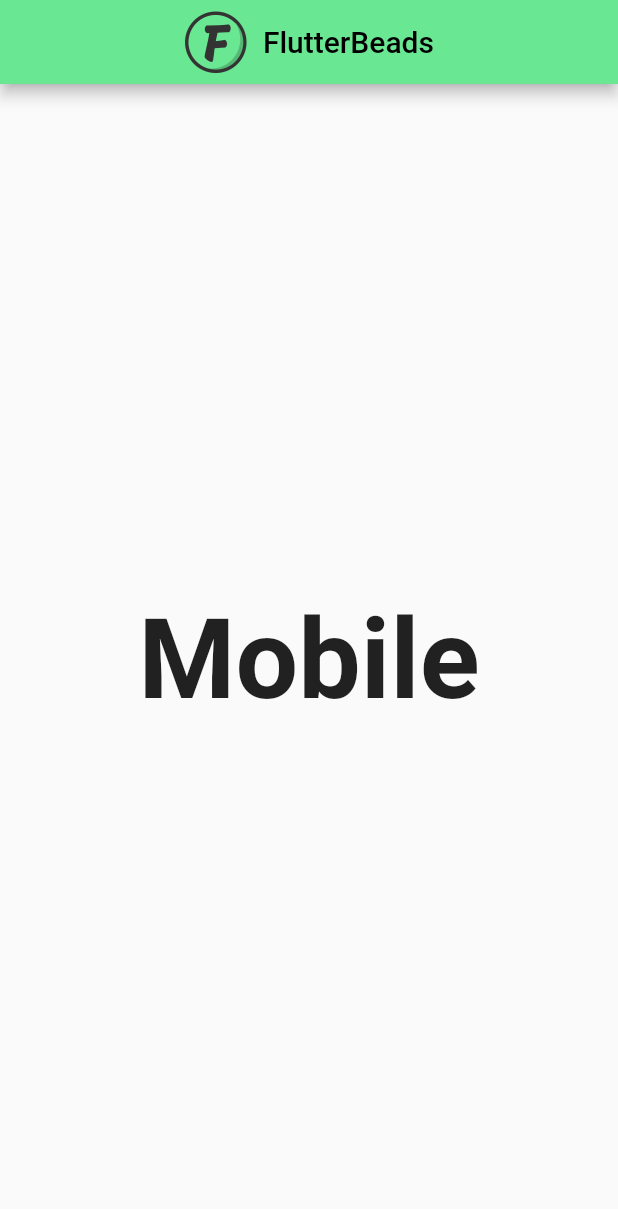
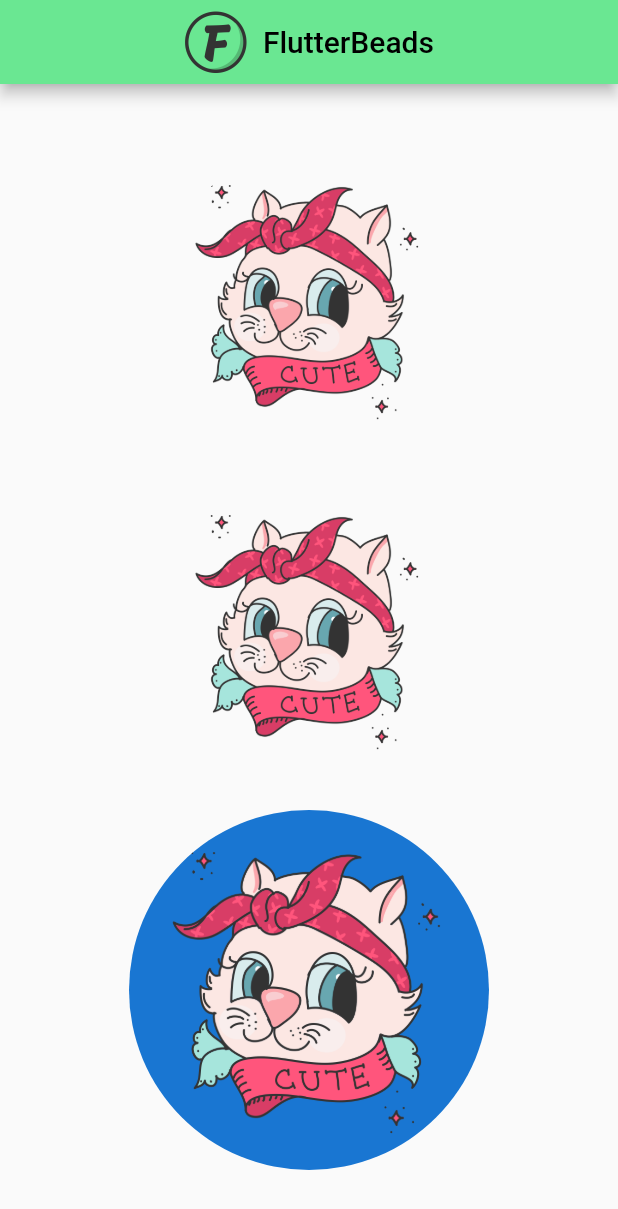
Before and after one commit to pinkeshdarji/flutter_demos_2, a Flutter app: the screen it shows after launch, on a phone screen of 412 x 824 dp. Shown: the top 1209 px of the screen. Run offline on Flutter 3.47's test engine with Material 2 defaults, Android fonts, the phone set to English and light mode, and no system bars.

Commit message:
1) circular image 2) check platfrom

```diff
--- a/lib/check_platform/check_main_platform.dart
+++ b/lib/check_platform/check_main_platform.dart
@@ -3,8 +3,8 @@ import 'package:flutter/material.dart';
 
 import 'platform_details.dart';
 
-class CheckPlatformDemo extends StatelessWidget {
-  const CheckPlatformDemo({Key? key}) : super(key: key);
+class CheckMainPlatformDemo extends StatelessWidget {
+  const CheckMainPlatformDemo({Key? key}) : super(key: key);
 
   @override
   Widget build(BuildContext context) {
--- /dev/null
+++ b/lib/circular_image/circular_image_demo.dart
@@ -0,0 +1,72 @@
+import 'package:flutter/foundation.dart';
+import 'package:flutter/material.dart';
+
+class CircularImagemDemo extends StatelessWidget {
+  const CircularImagemDemo({Key? key}) : super(key: key);
+
+  @override
+  Widget build(BuildContext context) {
+    return Scaffold(
+      appBar: AppBar(
+        centerTitle: true,
+        title: Row(
+          mainAxisAlignment: MainAxisAlignment.center,
+          children: [
+            Image.asset(
+              'assets/images/logo.png',
+              scale: 12,
+            ),
+            SizedBox(
+              width: 10,
+            ),
+            const Text(
+              'FlutterBeads',
+              style: TextStyle(color: Colors.black),
+            ),
+          ],
+        ),
+        backgroundColor: const Color(0xff6ae792),
+      ),
+      body: Column(
+        mainAxisAlignment: MainAxisAlignment.center,
+        children: [
+          Center(
+            child: Container(
+              width: 200.0,
+              height: 200.0,
+              decoration: const BoxDecoration(
+                  shape: BoxShape.circle,
+                  image: DecorationImage(
+                      fit: BoxFit.fill,
+                      image: AssetImage("assets/images/cat3.png"))),
+            ),
+          ),
+          SizedBox(
+            height: 20,
+          ),
+          Center(
+            child: ClipRRect(
+              borderRadius: BorderRadius.circular(8.0),
+              child: Container(
+                  width: 200.0,
+                  height: 200.0,
+                  child: Image.asset('assets/images/cat3.png')),
+            ),
+          ),
+          SizedBox(
+            height: 20,
+          ),
+          Center(
+            child: CircleAvatar(
+              backgroundImage: AssetImage('assets/images/cat3.png'),
+              radius: 120,
+              onBackgroundImageError: (e, s) {
+                debugPrint('xx, $e,$s');
+              },
+            ),
+          )
+        ],
+      ),
+    );
+  }
+}
--- a/lib/main.dart
+++ b/lib/main.dart
@@ -1,6 +1,6 @@
 import 'package:flutter/material.dart';
 
-import 'check_platform/check_main_platform.dart';
+import 'circular_image/circular_image_demo.dart';
 
 void main() {
   runApp(const MyApp());
@@ -17,7 +17,7 @@ class MyApp extends StatelessWidget {
       theme: ThemeData(
         primarySwatch: Colors.blue,
       ),
-      home: CheckPlatformDemo(),
+      home: CircularImagemDemo(),
     );
   }
 }
```
Also changed, not shown: assets/images/cat.jpg (added), assets/images/cat2.jpg (added), assets/images/cat3.png (added), assets/images/owl.jpeg (added).
